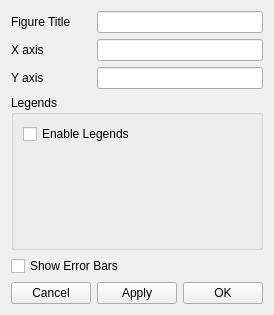
First picture: the form in plotting/plot_window/plot_options.ui, repository mantidproject/mslice, before the edit.
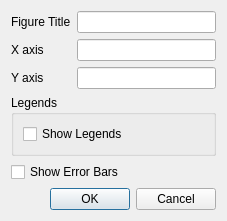
Second picture: the form after the edit.

Commit message: Created Cut Dialog Box Gui

```diff
--- a/plotting/plot_window/plot_options.ui
+++ b/plotting/plot_window/plot_options.ui
@@ -1,13 +1,13 @@
 <?xml version="1.0" encoding="UTF-8"?>
 <ui version="4.0">
- <class>Form</class>
- <widget class="QWidget" name="Form">
+ <class>Dialog</class>
+ <widget class="QDialog" name="Dialog">
   <property name="geometry">
    <rect>
     <x>0</x>
     <y>0</y>
-    <width>255</width>
-    <height>315</height>
+    <width>227</width>
+    <height>203</height>
    </rect>
   </property>
   <property name="windowTitle">
@@ -21,6 +21,9 @@
      </property>
     </widget>
    </item>
+   <item row="0" column="1">
+    <widget class="QLineEdit" name="lneFigureTitle"/>
+   </item>
    <item row="1" column="0">
     <widget class="QLabel" name="label_3">
      <property name="text">
@@ -28,6 +31,9 @@
      </property>
     </widget>
    </item>
+   <item row="1" column="1">
+    <widget class="QLineEdit" name="lneXAxisLabel"/>
+   </item>
    <item row="2" column="0">
     <widget class="QLabel" name="label_2">
      <property name="text">
@@ -35,7 +41,10 @@
      </property>
     </widget>
    </item>
-   <item row="3" column="0" colspan="4">
+   <item row="2" column="1">
+    <widget class="QLineEdit" name="lneYAxisLabel"/>
+   </item>
+   <item row="3" column="0" colspan="2">
     <widget class="QGroupBox" name="groupBox">
      <property name="title">
       <string>Legends</string>
@@ -44,23 +53,10 @@
       <item>
        <widget class="QCheckBox" name="checkBox_2">
         <property name="text">
-         <string>Enable Legends</string>
+         <string>Show Legends</string>
         </property>
        </widget>
       </item>
-      <item>
-       <spacer name="verticalSpacer">
-        <property name="orientation">
-         <enum>Qt::Vertical</enum>
-        </property>
-        <property name="sizeHint" stdset="0">
-         <size>
-          <width>20</width>
-          <height>40</height>
-         </size>
-        </property>
-       </spacer>
-      </item>
      </layout>
     </widget>
    </item>
@@ -71,36 +67,16 @@
      </property>
     </widget>
    </item>
-   <item row="5" column="0">
-    <widget class="QPushButton" name="pushButton_3">
-     <property name="text">
-      <string>Cancel</string>
+   <item row="5" column="0" colspan="2">
+    <widget class="QDialogButtonBox" name="buttonBox">
+     <property name="orientation">
+      <enum>Qt::Horizontal</enum>
      </property>
-    </widget>
-   </item>
-   <item row="5" column="1" colspan="2">
-    <widget class="QPushButton" name="pushButton">
-     <property name="text">
-      <string>Apply</string>
+     <property name="standardButtons">
+      <set>QDialogButtonBox::Cancel|QDialogButtonBox::Ok</set>
      </property>
     </widget>
    </item>
-   <item row="5" column="3">
-    <widget class="QPushButton" name="pushButton_2">
-     <property name="text">
-      <string>OK</string>
-     </property>
-    </widget>
-   </item>
-   <item row="0" column="1" colspan="3">
-    <widget class="QLineEdit" name="lineEdit"/>
-   </item>
-   <item row="1" column="1" colspan="3">
-    <widget class="QLineEdit" name="lineEdit_2"/>
-   </item>
-   <item row="2" column="1" colspan="3">
-    <widget class="QLineEdit" name="lineEdit_3"/>
-   </item>
   </layout>
  </widget>
  <resources/>
```
Left out of the diff: 39 changed lines with no effect on the pictures. The commit also changes 2 other files.
